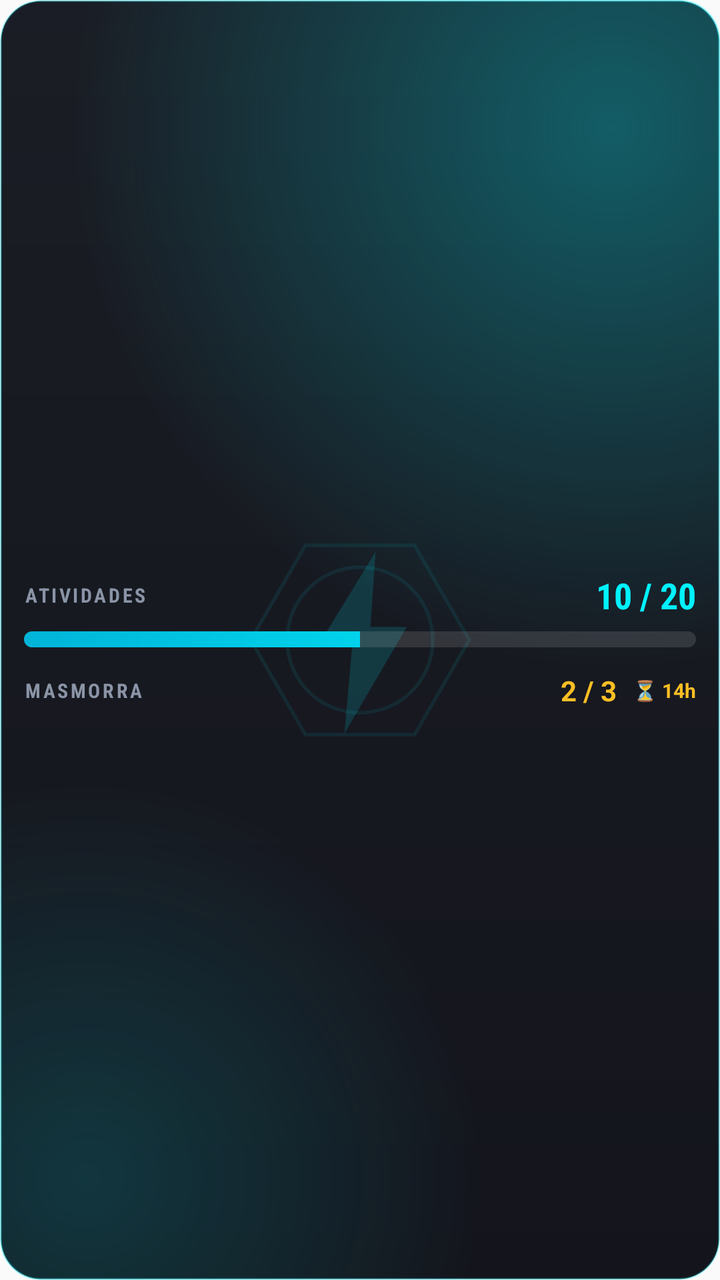
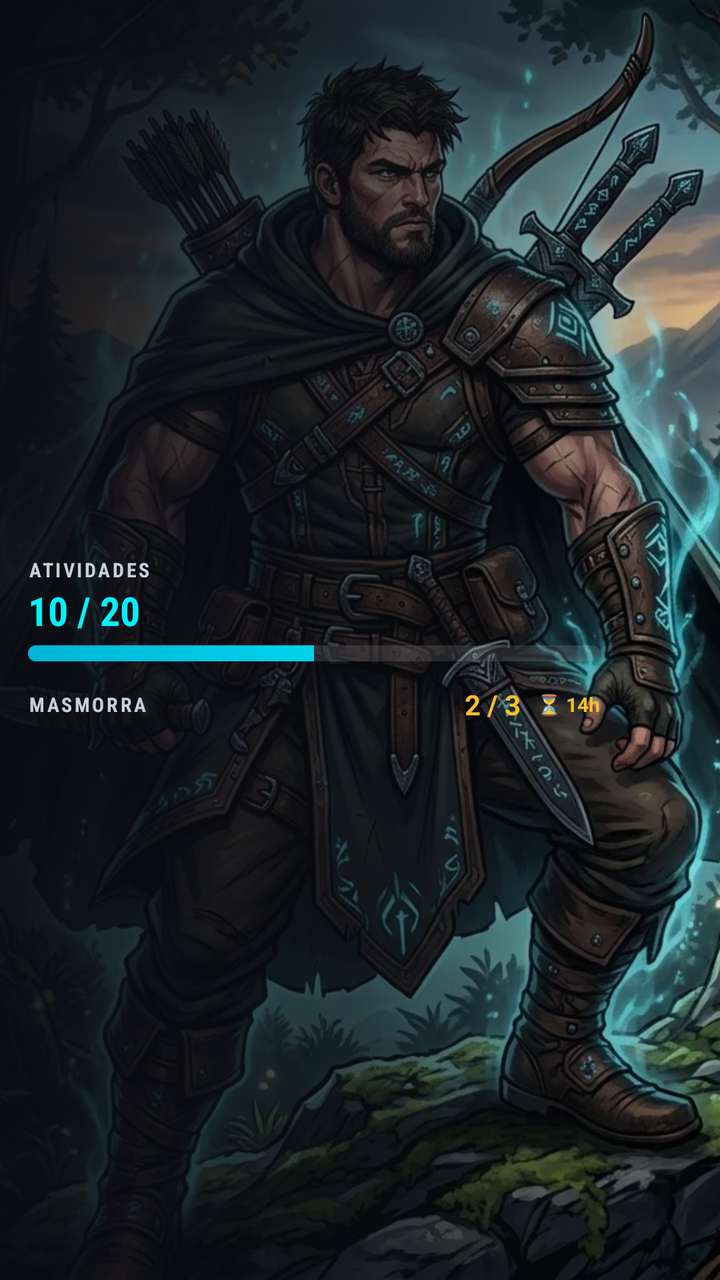

An Android layout rendered at two revisions. The XML below is the earlier revision; the diff shows what the commit changed to produce the second picture.
<!-- AndroidManifest.xml: application theme AppTheme -->
<!-- res/layout/widget_liferpg_medium.xml -->
<?xml version="1.0" encoding="utf-8"?>
<LinearLayout xmlns:android="http://schemas.android.com/apk/res/android"
    android:id="@+id/widget_root"
    android:layout_width="match_parent"
    android:layout_height="match_parent"
    android:orientation="vertical"
    android:gravity="center_vertical"
    android:background="@drawable/widget_bg"
    android:padding="12dp">

    
    <LinearLayout
        android:layout_width="match_parent"
        android:layout_height="wrap_content"
        android:orientation="horizontal"
        android:gravity="center_vertical">

        <TextView
            android:layout_width="0dp"
            android:layout_height="wrap_content"
            android:layout_weight="1"
            android:text="ATIVIDADES"
            android:textColor="#8A94A6"
            android:textSize="10sp"
            android:textStyle="bold"
            android:letterSpacing="0.12"
            android:maxLines="1"
            android:ellipsize="end"
            android:fontFamily="sans-serif-condensed" />

        <TextView
            android:id="@+id/widget_act_value"
            android:layout_width="wrap_content"
            android:layout_height="wrap_content"
            android:text="10 / 20"
            android:textColor="#00F2FE"
            android:textStyle="bold"
            android:textSize="18sp"
            android:fontFamily="sans-serif-condensed" />
    </LinearLayout>

    <ProgressBar
        android:id="@+id/widget_act_bar"
        style="?android:attr/progressBarStyleHorizontal"
        android:layout_width="match_parent"
        android:layout_height="8dp"
        android:layout_marginTop="6dp"
        android:max="100"
        android:progress="50"
        android:progressDrawable="@drawable/widget_xp_progress" />

    
    <LinearLayout
        android:layout_width="match_parent"
        android:layout_height="wrap_content"
        android:orientation="horizontal"
        android:layout_marginTop="12dp"
        android:gravity="center_vertical">

        <TextView
            android:layout_width="0dp"
            android:layout_height="wrap_content"
            android:layout_weight="1"
            android:text="MASMORRA"
            android:textColor="#8A94A6"
            android:textSize="10sp"
            android:textStyle="bold"
            android:letterSpacing="0.12"
            android:maxLines="1"
            android:ellipsize="end"
            android:fontFamily="sans-serif-condensed" />

        <TextView
            android:id="@+id/widget_dungeon_value"
            android:layout_width="wrap_content"
            android:layout_height="wrap_content"
            android:text="2 / 3"
            android:textColor="#FBBF24"
            android:textStyle="bold"
            android:textSize="14sp" />

        <TextView
            android:id="@+id/widget_dungeon_time"
            android:layout_width="wrap_content"
            android:layout_height="wrap_content"
            android:layout_marginStart="8dp"
            android:text="⏳ 14h"
            android:textColor="#FBBF24"
            android:textSize="10sp"
            android:textStyle="bold" />
    </LinearLayout>
</LinearLayout>
<!-- resources referenced by this layout -->
<resources>
  <!-- drawable widget_bg (drawable) -->
  <?xml version="1.0" encoding="utf-8"?>
  <layer-list xmlns:android="http://schemas.android.com/apk/res/android">
  
      
      <item>
          <shape android:shape="rectangle">
              <corners android:radius="20dp" />
              <gradient
                  android:angle="90"
                  android:startColor="#F2070810"
                  android:endColor="#F20E1119" />
              <stroke android:width="1dp" android:color="#4000F2FE" />
          </shape>
      </item>
  
      
      <item>
          <shape android:shape="rectangle">
              <corners android:radius="20dp" />
              <gradient
                  android:type="radial"
                  android:centerX="0.85"
                  android:centerY="0.10"
                  android:gradientRadius="75%p"
                  android:startColor="#4D00F2FE"
                  android:endColor="#0000F2FE" />
          </shape>
      </item>
  
      
      <item>
          <shape android:shape="rectangle">
              <corners android:radius="20dp" />
              <gradient
                  android:type="radial"
                  android:centerX="0.12"
                  android:centerY="0.92"
                  android:gradientRadius="55%p"
                  android:startColor="#2600F2FE"
                  android:endColor="#0000F2FE" />
          </shape>
      </item>
  
      
      <item
          android:width="130dp"
          android:height="130dp"
          android:gravity="center"
          android:drawable="@drawable/widget_emblem" />
  </layer-list>
  <!-- drawable widget_xp_progress (drawable) -->
  <?xml version="1.0" encoding="utf-8"?>
  <layer-list xmlns:android="http://schemas.android.com/apk/res/android">
      <item android:id="@android:id/background">
          <shape android:shape="rectangle">
              <corners android:radius="6dp" />
              <solid android:color="#1FFFFFFF" />
          </shape>
      </item>
      <item android:id="@android:id/progress">
          <clip>
              <shape android:shape="rectangle">
                  <corners android:radius="6dp" />
                  <gradient
                      android:angle="0"
                      android:startColor="#00B4D8"
                      android:endColor="#00F2FE" />
              </shape>
          </clip>
      </item>
  </layer-list>
  <style name="AppTheme" parent="Theme.AppCompat.Light.DarkActionBar">
          
          <item name="colorPrimary">@color/colorPrimary</item>
          <item name="colorPrimaryDark">@color/colorPrimaryDark</item>
          <item name="colorAccent">@color/colorAccent</item>
      </style>
  <!-- drawable widget_emblem (drawable) -->
  <?xml version="1.0" encoding="utf-8"?>
  <vector xmlns:android="http://schemas.android.com/apk/res/android"
      android:width="120dp"
      android:height="120dp"
      android:viewportWidth="100"
      android:viewportHeight="100">
  
      
      <path
          android:strokeColor="#1400F2FE"
          android:strokeWidth="1.4"
          android:fillColor="#00000000"
          android:pathData="M92,50 L71,86.4 L29,86.4 L8,50 L29,13.6 L71,13.6 Z" />
  
      
      <path
          android:strokeColor="#1400F2FE"
          android:strokeWidth="1.4"
          android:fillColor="#00000000"
          android:pathData="M22,50 A28,28 0 1 1 78,50 A28,28 0 1 1 22,50 Z" />
  
      
      <path
          android:fillColor="#2600F2FE"
          android:pathData="M56,16 L34,52 L47,52 L44,86 L68,45 L54,45 Z" />
  </vector>
</resources>

<!-- the commit's change to res/layout/widget_liferpg_medium.xml (unified diff, before → after) -->
@@ -1,31 +1,38 @@
 <?xml version="1.0" encoding="utf-8"?>
-<LinearLayout xmlns:android="http://schemas.android.com/apk/res/android"
+<FrameLayout xmlns:android="http://schemas.android.com/apk/res/android"
     android:id="@+id/widget_root"
     android:layout_width="match_parent"
     android:layout_height="match_parent"
-    android:orientation="vertical"
-    android:gravity="center_vertical"
-    android:background="@drawable/widget_bg"
-    android:padding="12dp">
+    android:background="#FF0A0C12">
 
-    
+    <ImageView
+        android:id="@+id/widget_avatar"
+        android:layout_width="match_parent"
+        android:layout_height="match_parent"
+        android:scaleType="centerCrop"
+        android:src="@drawable/widget_avatar"
+        android:contentDescription="LifeRPG" />
+
     <LinearLayout
         android:layout_width="match_parent"
-        android:layout_height="wrap_content"
-        android:orientation="horizontal"
-        android:gravity="center_vertical">
+        android:layout_height="match_parent"
+        android:orientation="vertical"
+        android:gravity="center_vertical"
+        android:background="@drawable/widget_scrim"
+        android:paddingStart="14dp"
+        android:paddingEnd="60dp"
+        android:paddingTop="12dp"
+        android:paddingBottom="12dp">
 
+        
         <TextView
-            android:layout_width="0dp"
+            android:layout_width="wrap_content"
             android:layout_height="wrap_content"
-            android:layout_weight="1"
             android:text="ATIVIDADES"
-            android:textColor="#8A94A6"
+            android:textColor="#C8D0DC"
             android:textSize="10sp"
             android:textStyle="bold"
             android:letterSpacing="0.12"
-            android:maxLines="1"
-            android:ellipsize="end"
             android:fontFamily="sans-serif-condensed" />
 
         <TextView
@@ -35,58 +42,58 @@
             android:text="10 / 20"
             android:textColor="#00F2FE"
             android:textStyle="bold"
-            android:textSize="18sp"
-            android:fontFamily="sans-serif-condensed" />
-    </LinearLayout>
-
-    <ProgressBar
-        android:id="@+id/widget_act_bar"
-        style="?android:attr/progressBarStyleHorizontal"
-        android:layout_width="match_parent"
-        android:layout_height="8dp"
-        android:layout_marginTop="6dp"
-        android:max="100"
-        android:progress="50"
-        android:progressDrawable="@drawable/widget_xp_progress" />
-
-    
-    <LinearLayout
-        android:layout_width="match_parent"
-        android:layout_height="wrap_content"
-        android:orientation="horizontal"
-        android:layout_marginTop="12dp"
-        android:gravity="center_vertical">
-
-        <TextView
-            android:layout_width="0dp"
-            android:layout_height="wrap_content"
-            android:layout_weight="1"
-            android:text="MASMORRA"
-            android:textColor="#8A94A6"
-            android:textSize="10sp"
-            android:textStyle="bold"
-            android:letterSpacing="0.12"
-            android:maxLines="1"
-            android:ellipsize="end"
+            android:textSize="20sp"
             android:fontFamily="sans-serif-condensed" />
 
-        <TextView
-            android:id="@+id/widget_dungeon_value"
-            android:layout_width="wrap_content"
+        <ProgressBar
+            android:id="@+id/widget_act_bar"
+            style="?android:attr/progressBarStyleHorizontal"
+            android:layout_width="match_parent"
+            android:layout_height="8dp"
+            android:layout_marginTop="4dp"
+            android:max="100"
+            android:progress="50"
+            android:progressDrawable="@drawable/widget_xp_progress" />
+
+        
+        <LinearLayout
+            android:layout_width="match_parent"
             android:layout_height="wrap_content"
-            android:text="2 / 3"
-            android:textColor="#FBBF24"
-            android:textStyle="bold"
-            android:textSize="14sp" />
+            android:orientation="horizontal"
+            android:layout_marginTop="12dp"
+            android:gravity="center_vertical">
 
-        <TextView
-            android:id="@+id/widget_dungeon_time"
-            android:layout_width="wrap_content"
-            android:layout_height="wrap_content"
-            android:layout_marginStart="8dp"
-            android:text="⏳ 14h"
-            android:textColor="#FBBF24"
-            android:textSize="10sp"
-            android:textStyle="bold" />
+            <TextView
+                android:layout_width="0dp"
+                android:layout_height="wrap_content"
+                android:layout_weight="1"
+                android:text="MASMORRA"
+                android:textColor="#C8D0DC"
+                android:textSize="10sp"
+                android:textStyle="bold"
+                android:letterSpacing="0.12"
+                android:maxLines="1"
+                android:ellipsize="end"
+                android:fontFamily="sans-serif-condensed" />
+
+            <TextView
+                android:id="@+id/widget_dungeon_value"
+                android:layout_width="wrap_content"
+                android:layout_height="wrap_content"
+                android:text="2 / 3"
+                android:textColor="#FBBF24"
+                android:textStyle="bold"
+                android:textSize="14sp" />
+
+            <TextView
+                android:id="@+id/widget_dungeon_time"
+                android:layout_width="wrap_content"
+                android:layout_height="wrap_content"
+                android:layout_marginStart="8dp"
+                android:text="⏳ 14h"
+                android:textColor="#FBBF24"
+                android:textSize="10sp"
+                android:textStyle="bold" />
+        </LinearLayout>
     </LinearLayout>
-</LinearLayout>
+</FrameLayout>
<!-- resource entries referenced after the edit -->
@@ -1,56 +1,17 @@
 <!-- resources referenced by this layout -->
 <resources>
-  <!-- drawable widget_bg (drawable) -->
+  <!-- drawable widget_avatar: webp bitmap (drawable, 174104 bytes) -->
+  <!-- drawable widget_scrim (drawable) -->
   <?xml version="1.0" encoding="utf-8"?>
-  <layer-list xmlns:android="http://schemas.android.com/apk/res/android">
-  
-      
-      <item>
-          <shape android:shape="rectangle">
-              <corners android:radius="20dp" />
-              <gradient
-                  android:angle="90"
-                  android:startColor="#F2070810"
-                  android:endColor="#F20E1119" />
-              <stroke android:width="1dp" android:color="#4000F2FE" />
-          </shape>
-      </item>
-  
-      
-      <item>
-          <shape android:shape="rectangle">
-              <corners android:radius="20dp" />
-              <gradient
-                  android:type="radial"
-                  android:centerX="0.85"
-                  android:centerY="0.10"
-                  android:gradientRadius="75%p"
-                  android:startColor="#4D00F2FE"
-                  android:endColor="#0000F2FE" />
-          </shape>
-      </item>
-  
-      
-      <item>
-          <shape android:shape="rectangle">
-              <corners android:radius="20dp" />
-              <gradient
-                  android:type="radial"
-                  android:centerX="0.12"
-                  android:centerY="0.92"
-                  android:gradientRadius="55%p"
-                  android:startColor="#2600F2FE"
-                  android:endColor="#0000F2FE" />
-          </shape>
-      </item>
-  
-      
-      <item
-          android:width="130dp"
-          android:height="130dp"
-          android:gravity="center"
-          android:drawable="@drawable/widget_emblem" />
-  </layer-list>
+  <shape xmlns:android="http://schemas.android.com/apk/res/android"
+      android:shape="rectangle">
+      <gradient
+          android:type="linear"
+          android:angle="0"
+          android:startColor="#F20A0C12"
+          android:centerColor="#B00A0C12"
+          android:endColor="#1A0A0C12" />
+  </shape>
   <!-- drawable widget_xp_progress (drawable) -->
   <?xml version="1.0" encoding="utf-8"?>
   <layer-list xmlns:android="http://schemas.android.com/apk/res/android">
@@ -78,32 +39,5 @@
           <item name="colorPrimaryDark">@color/colorPrimaryDark</item>
           <item name="colorAccent">@color/colorAccent</item>
       </style>
-  <!-- drawable widget_emblem (drawable) -->
-  <?xml version="1.0" encoding="utf-8"?>
-  <vector xmlns:android="http://schemas.android.com/apk/res/android"
-      android:width="120dp"
-      android:height="120dp"
-      android:viewportWidth="100"
-      android:viewportHeight="100">
-  
-      
-      <path
-          android:strokeColor="#1400F2FE"
-          android:strokeWidth="1.4"
-          android:fillColor="#00000000"
-          android:pathData="M92,50 L71,86.4 L29,86.4 L8,50 L29,13.6 L71,13.6 Z" />
-  
-      
-      <path
-          android:strokeColor="#1400F2FE"
-          android:strokeWidth="1.4"
-          android:fillColor="#00000000"
-          android:pathData="M22,50 A28,28 0 1 1 78,50 A28,28 0 1 1 22,50 Z" />
-  
-      
-      <path
-          android:fillColor="#2600F2FE"
-          android:pathData="M56,16 L34,52 L47,52 L44,86 L68,45 L54,45 Z" />
-  </vector>
 </resources>
 
